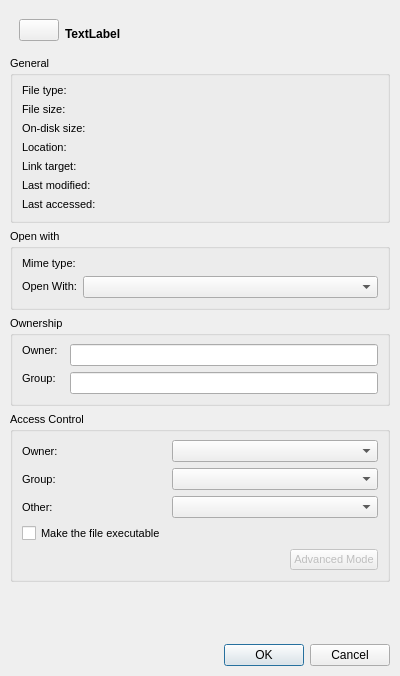
lxqt/pcmanfm-qt, file libfm-qt/file-props.ui: the form before one commit.
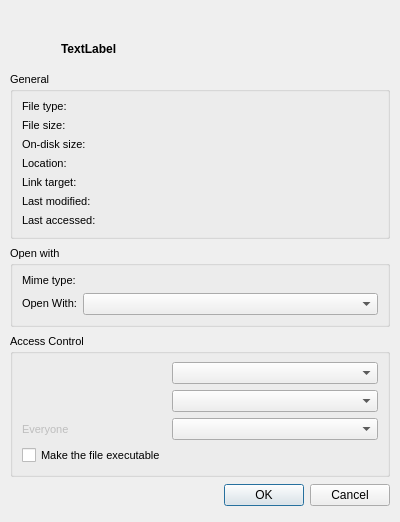
The form after the commit. Icons and pictures are not drawn. Custom widgets are drawn as their Qt base class.

Commit message: Simplify Get Info dialog

Patch:
```diff
--- a/libfm-qt/file-props.ui
+++ b/libfm-qt/file-props.ui
@@ -7,7 +7,7 @@
     <x>0</x>
     <y>0</y>
     <width>400</width>
-    <height>676</height>
+    <height>522</height>
    </rect>
   </property>
   <property name="sizePolicy">
@@ -58,13 +58,24 @@
         </property>
         <property name="minimumSize">
          <size>
-          <width>0</width>
-          <height>0</height>
+          <width>36</width>
+          <height>36</height>
+         </size>
+        </property>
+        <property name="maximumSize">
+         <size>
+          <width>36</width>
+          <height>48</height>
          </size>
         </property>
         <property name="focusPolicy">
          <enum>Qt::NoFocus</enum>
         </property>
+        <property name="styleSheet">
+         <string notr="true">border-radius: 0px;
+background: transparent;
+border: 0px;	</string>
+        </property>
         <property name="text">
          <string/>
         </property>
@@ -74,8 +85,8 @@
         </property>
         <property name="iconSize">
          <size>
-          <width>48</width>
-          <height>48</height>
+          <width>36</width>
+          <height>36</height>
          </size>
         </property>
         <property name="checkable">
@@ -272,6 +283,9 @@
       </item>
       <item row="6" column="1">
        <widget class="QLabel" name="lastAccessed">
+        <property name="enabled">
+         <bool>true</bool>
+        </property>
         <property name="text">
          <string/>
         </property>
@@ -299,7 +313,7 @@
      <property name="title">
       <string>Open with</string>
      </property>
-     <layout class="QFormLayout" name="formLayout_5">
+     <layout class="QFormLayout" name="formLayout">
       <item row="0" column="0">
        <widget class="QLabel" name="label">
         <property name="text">
@@ -346,64 +360,6 @@
      </layout>
     </widget>
    </item>
-   <item>
-    <widget class="QGroupBox" name="groupBox_2">
-     <property name="sizePolicy">
-      <sizepolicy hsizetype="Preferred" vsizetype="Fixed">
-       <horstretch>0</horstretch>
-       <verstretch>0</verstretch>
-      </sizepolicy>
-     </property>
-     <property name="font">
-      <font>
-       <pointsize>8</pointsize>
-      </font>
-     </property>
-     <property name="title">
-      <string>Ownership</string>
-     </property>
-     <layout class="QFormLayout" name="formLayout">
-      <property name="horizontalSpacing">
-       <number>12</number>
-      </property>
-      <property name="verticalSpacing">
-       <number>6</number>
-      </property>
-      <item row="1" column="1">
-       <widget class="QLineEdit" name="owner"/>
-      </item>
-      <item row="2" column="1">
-       <widget class="QLineEdit" name="ownerGroup"/>
-      </item>
-      <item row="2" column="0">
-       <widget class="QLabel" name="label_9">
-        <property name="sizePolicy">
-         <sizepolicy hsizetype="Preferred" vsizetype="Fixed">
-          <horstretch>0</horstretch>
-          <verstretch>0</verstretch>
-         </sizepolicy>
-        </property>
-        <property name="text">
-         <string>Group:</string>
-        </property>
-       </widget>
-      </item>
-      <item row="1" column="0">
-       <widget class="QLabel" name="label_8">
-        <property name="sizePolicy">
-         <sizepolicy hsizetype="Preferred" vsizetype="Fixed">
-          <horstretch>0</horstretch>
-          <verstretch>0</verstretch>
-         </sizepolicy>
-        </property>
-        <property name="text">
-         <string>Owner:</string>
-        </property>
-       </widget>
-      </item>
-     </layout>
-    </widget>
-   </item>
    <item>
     <widget class="QGroupBox" name="groupBox_5">
      <property name="sizePolicy">
@@ -422,9 +378,9 @@
      </property>
      <layout class="QFormLayout" name="formLayout_6">
       <item row="0" column="0">
-       <widget class="QLabel" name="ownerLabel">
-        <property name="text">
-         <string>Owner:</string>
+       <widget class="QLabel" name="owner">
+        <property name="textInteractionFlags">
+         <set>Qt::TextSelectableByKeyboard</set>
         </property>
        </widget>
       </item>
@@ -439,9 +395,9 @@
        </widget>
       </item>
       <item row="1" column="0">
-       <widget class="QLabel" name="groupLabel">
-        <property name="text">
-         <string>Group:</string>
+       <widget class="QLabel" name="ownerGroup">
+        <property name="textInteractionFlags">
+         <set>Qt::TextSelectableByMouse</set>
         </property>
        </widget>
       </item>
@@ -457,8 +413,11 @@
       </item>
       <item row="2" column="0">
        <widget class="QLabel" name="otherLabel">
+        <property name="enabled">
+         <bool>false</bool>
+        </property>
         <property name="text">
-         <string>Other:</string>
+         <string>Everyone</string>
         </property>
        </widget>
       </item>
@@ -482,52 +441,9 @@
         </property>
        </widget>
       </item>
-      <item row="4" column="0" colspan="2">
-       <layout class="QHBoxLayout" name="horizontalLayout">
-        <item>
-         <spacer name="horizontalSpacer">
-          <property name="orientation">
-           <enum>Qt::Horizontal</enum>
-          </property>
-          <property name="sizeHint" stdset="0">
-           <size>
-            <width>40</width>
-            <height>20</height>
-           </size>
-          </property>
-         </spacer>
-        </item>
-        <item>
-         <widget class="QPushButton" name="pushButton">
-          <property name="enabled">
-           <bool>false</bool>
-          </property>
-          <property name="text">
-           <string>Advanced Mode</string>
-          </property>
-          <property name="checkable">
-           <bool>true</bool>
-          </property>
-         </widget>
-        </item>
-       </layout>
-      </item>
      </layout>
     </widget>
    </item>
-   <item>
-    <spacer name="verticalSpacer">
-     <property name="orientation">
-      <enum>Qt::Vertical</enum>
-     </property>
-     <property name="sizeHint" stdset="0">
-      <size>
-       <width>20</width>
-       <height>40</height>
-      </size>
-     </property>
-    </spacer>
-   </item>
    <item>
     <widget class="QDialogButtonBox" name="buttonBox">
      <property name="sizePolicy">
```
Left out of the diff: 49 changed lines with no effect on the pictures.
